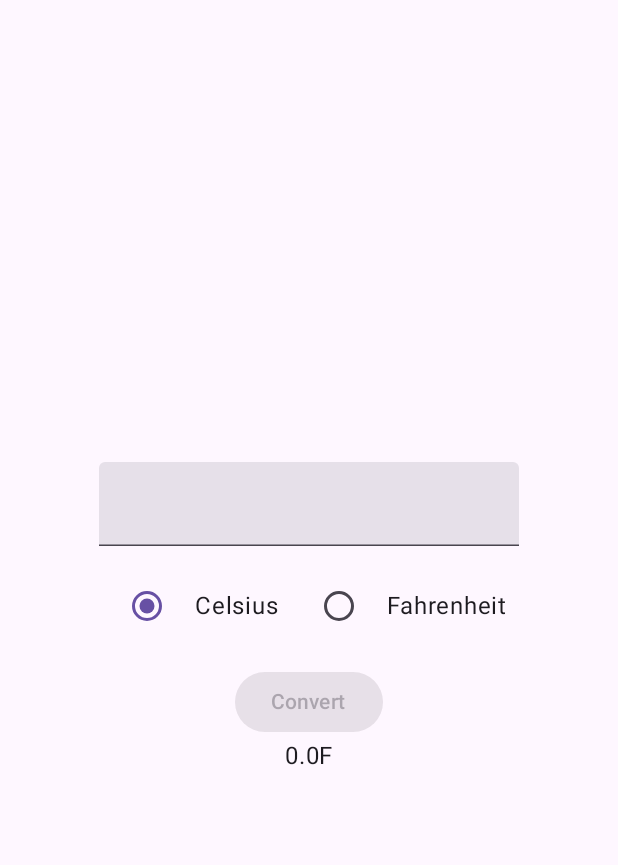
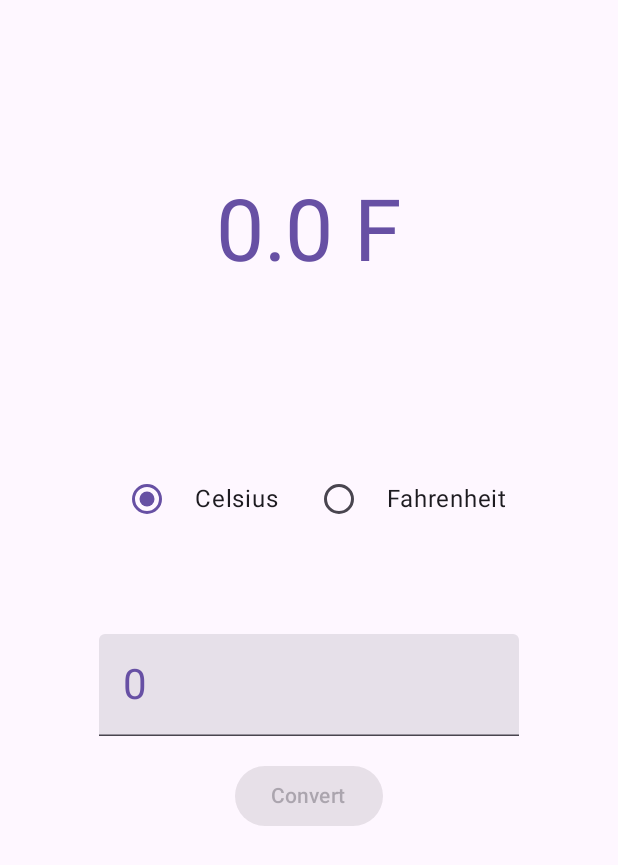
Before and after one commit to orlandev/TemperatureConverter, an Android app built with Jetpack Compose: the screen it shows after launch (MainActivity), on a phone screen of 412 x 824 dp. Shown: the top 865 px of the screen. Run offline under Robolectric (Android 15) with nearby library versions, the phone set to English and light mode, and no system bars; 2 statements that could not run were skipped.

Commit message:
Some changes

```diff
--- a/app/src/main/java/com/orlandev/temperatureconverter/MainActivity.kt
+++ b/app/src/main/java/com/orlandev/temperatureconverter/MainActivity.kt
@@ -7,10 +7,12 @@ import androidx.compose.foundation.layout.*
 import androidx.compose.foundation.text.KeyboardActions
 import androidx.compose.foundation.text.KeyboardOptions
 import androidx.compose.material3.*
+import androidx.compose.material3.ExposedDropdownMenuDefaults.textFieldColors
 
 import androidx.compose.runtime.*
 import androidx.compose.ui.Alignment
 import androidx.compose.ui.Modifier
+import androidx.compose.ui.graphics.Color
 import androidx.compose.ui.res.stringResource
 import androidx.compose.ui.text.input.ImeAction
 import androidx.compose.ui.text.input.KeyboardType
@@ -40,14 +42,26 @@ fun TemperatureTextField(
     temperature: MutableState<String>, modifier: Modifier = Modifier, callback: () -> Unit
 ) {
 
-    TextField(modifier = modifier,
+    TextField(
+        modifier = modifier,
         value = temperature.value,
+        placeholder = {
+            Text(
+                text = "0",
+                color = MaterialTheme.colorScheme.primary,
+                style = MaterialTheme.typography.headlineMedium
+            )
+        },
         onValueChange = { temperature.value = it },
         keyboardActions = KeyboardActions(onAny = { callback() }),
         keyboardOptions = KeyboardOptions(
             keyboardType = KeyboardType.Number, imeAction = ImeAction.Done
         ),
-        singleLine = true
+        textStyle = MaterialTheme.typography.headlineMedium,
+        singleLine = true,
+        colors = textFieldColors(
+            textColor = MaterialTheme.colorScheme.primary, containerColor = Color.Transparent
+        )
     )
 }
 
@@ -106,33 +120,52 @@ fun TemperatureApp() {
     val result = remember(convertedTemperature) {
         if (convertedTemperature.isNaN()) ""
         else "${convertedTemperature}${
-            if (scale.value == R.string.celsius) "F"
-            else "C"
+            if (scale.value == R.string.celsius) " F"
+            else " C"
         }"
     }
 
     val enabled = temperature.value.isNotBlank()
 
-    Box(modifier = Modifier.fillMaxSize(), contentAlignment = Alignment.Center) {
-        Column(horizontalAlignment = Alignment.CenterHorizontally) {
+    Column(modifier = Modifier.fillMaxWidth()) {
+        if (result.isNotEmpty()) {
+            Box(
+                modifier = Modifier
+                    .fillMaxSize()
+                    .weight(0.6f), contentAlignment = Alignment.Center
+            ) {
+                Text(
+                    modifier = Modifier.padding(8.dp),
+                    text = result,
+                    color = MaterialTheme.colorScheme.primary,
+                    style = MaterialTheme.typography.displayLarge
+                )
+            }
+        }
+        Column(
+            horizontalAlignment = Alignment.CenterHorizontally,
+            modifier = Modifier
+                .fillMaxSize()
+                .weight(1f)
+        ) {
+
+            TemperatureScaleButtonGroup(
+                selected = scale, modifier = Modifier.padding(bottom = 16.dp)
+            )
+            Spacer(modifier = Modifier.size(50.dp))
+
             TemperatureTextField(
                 temperature = temperature,
                 modifier = Modifier.padding(bottom = 16.dp),
                 callback = calc
             )
-            TemperatureScaleButtonGroup(
-                selected = scale, modifier = Modifier.padding(bottom = 16.dp)
-            )
+
             Button(
                 onClick = calc, enabled = enabled
             ) {
                 Text(text = stringResource(id = R.string.convert_text))
             }
-            if (result.isNotEmpty()) {
-                Text(
-                    text = result
-                )
-            }
+
         }
     }
 }
```
